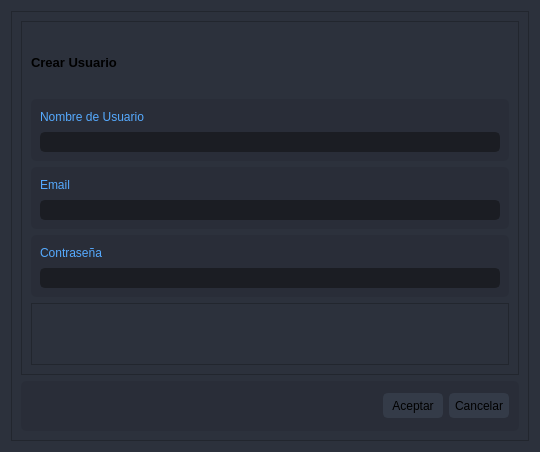
dariolggomez/HEATS-BOARD, file visuals/formUser.ui: the form before one commit.
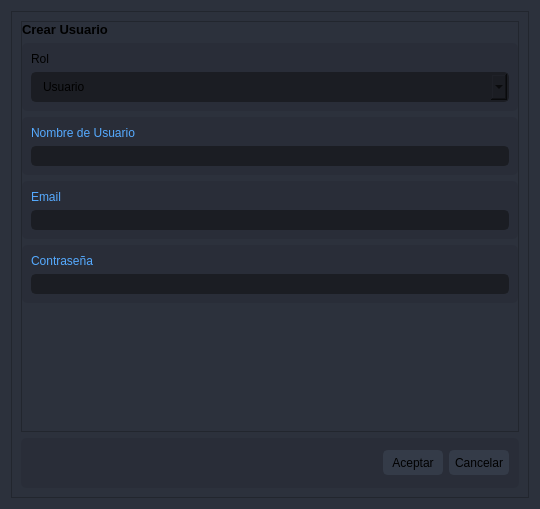
The form after the commit. Icons and pictures are not drawn.

Commit message: created functionalities for role operator, users btn, service, model.

```diff
--- a/visuals/formUser.ui
+++ b/visuals/formUser.ui
@@ -7,7 +7,7 @@
     <x>0</x>
     <y>0</y>
     <width>540</width>
-    <height>452</height>
+    <height>509</height>
    </rect>
   </property>
   <property name="windowTitle">
@@ -247,6 +247,21 @@
          <enum>QFrame::Raised</enum>
         </property>
         <layout class="QVBoxLayout" name="verticalLayout_6">
+         <property name="spacing">
+          <number>6</number>
+         </property>
+         <property name="leftMargin">
+          <number>0</number>
+         </property>
+         <property name="topMargin">
+          <number>0</number>
+         </property>
+         <property name="rightMargin">
+          <number>0</number>
+         </property>
+         <property name="bottomMargin">
+          <number>0</number>
+         </property>
          <item>
           <widget class="QLabel" name="label_4">
            <property name="font">
@@ -261,6 +276,65 @@
            </property>
           </widget>
          </item>
+         <item>
+          <widget class="QFrame" name="frame_3">
+           <property name="styleSheet">
+            <string notr="true">background-color: rgb(41, 45, 56);
+border-radius: 5px;
+</string>
+           </property>
+           <property name="frameShape">
+            <enum>QFrame::StyledPanel</enum>
+           </property>
+           <property name="frameShadow">
+            <enum>QFrame::Raised</enum>
+           </property>
+           <layout class="QVBoxLayout" name="verticalLayout_5">
+            <item>
+             <widget class="QLabel" name="label_3">
+              <property name="text">
+               <string>Rol</string>
+              </property>
+             </widget>
+            </item>
+            <item>
+             <widget class="QComboBox" name="comboBox">
+              <property name="styleSheet">
+               <string notr="true">QComboBox{
+	background-color: rgb(27, 29, 35);
+	border-radius: 5px;
+	border: 2px solid rgb(27, 29, 35);
+	padding: 5px;
+	padding-left: 10px;
+}
+QComboBox:hover{
+	border: 2px solid rgb(64, 71, 88);
+}
+QComboBox QAbstractItemView {
+	color: rgb(85, 170, 255);	
+	background-color: rgb(27, 29, 35);
+	padding: 10px;
+	selection-background-color: rgb(39, 44, 54);
+}</string>
+              </property>
+              <property name="currentIndex">
+               <number>0</number>
+              </property>
+              <item>
+               <property name="text">
+                <string>Usuario</string>
+               </property>
+              </item>
+              <item>
+               <property name="text">
+                <string>Operador</string>
+               </property>
+              </item>
+             </widget>
+            </item>
+           </layout>
+          </widget>
+         </item>
          <item>
           <widget class="QFrame" name="frame">
            <property name="styleSheet">
@@ -415,36 +489,17 @@
           </widget>
          </item>
          <item>
-          <widget class="QFrame" name="frame_3">
-           <property name="frameShape">
-            <enum>QFrame::StyledPanel</enum>
+          <spacer name="verticalSpacer">
+           <property name="orientation">
+            <enum>Qt::Vertical</enum>
            </property>
-           <property name="frameShadow">
-            <enum>QFrame::Raised</enum>
+           <property name="sizeHint" stdset="0">
+            <size>
+             <width>20</width>
+             <height>31</height>
+            </size>
            </property>
-           <layout class="QVBoxLayout" name="verticalLayout_8">
-            <item>
-             <widget class="QLabel" name="errorLabel">
-              <property name="enabled">
-               <bool>true</bool>
-              </property>
-              <property name="styleSheet">
-               <string notr="true">color: rgb(190, 2, 2);
-</string>
-              </property>
-              <property name="text">
-               <string/>
-              </property>
-              <property name="alignment">
-               <set>Qt::AlignCenter</set>
-              </property>
-              <property name="wordWrap">
-               <bool>true</bool>
-              </property>
-             </widget>
-            </item>
-           </layout>
-          </widget>
+          </spacer>
          </item>
         </layout>
        </widget>
```
The commit also changes 8 other files.
